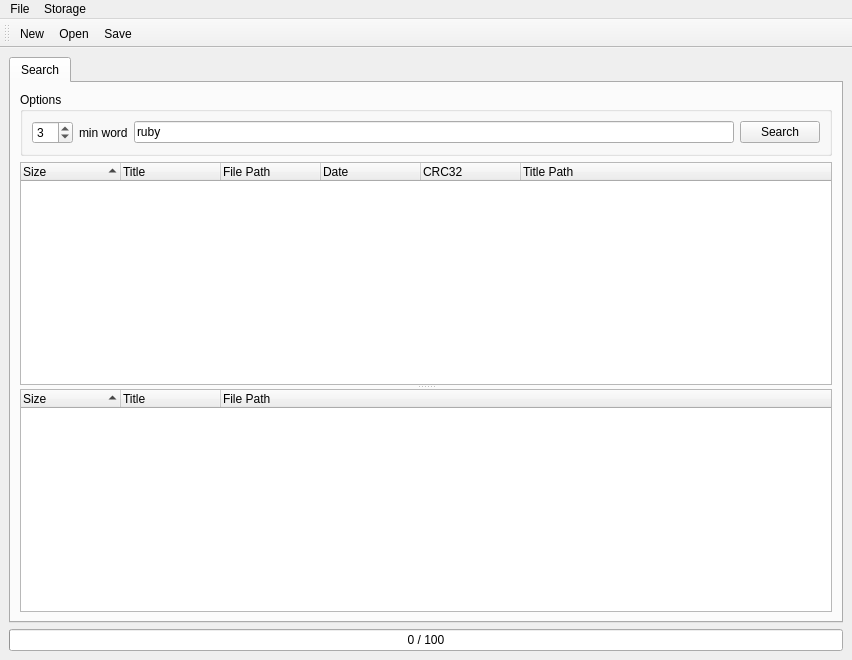
sanami/qt-books, file resources/form.ui: the form before one commit.
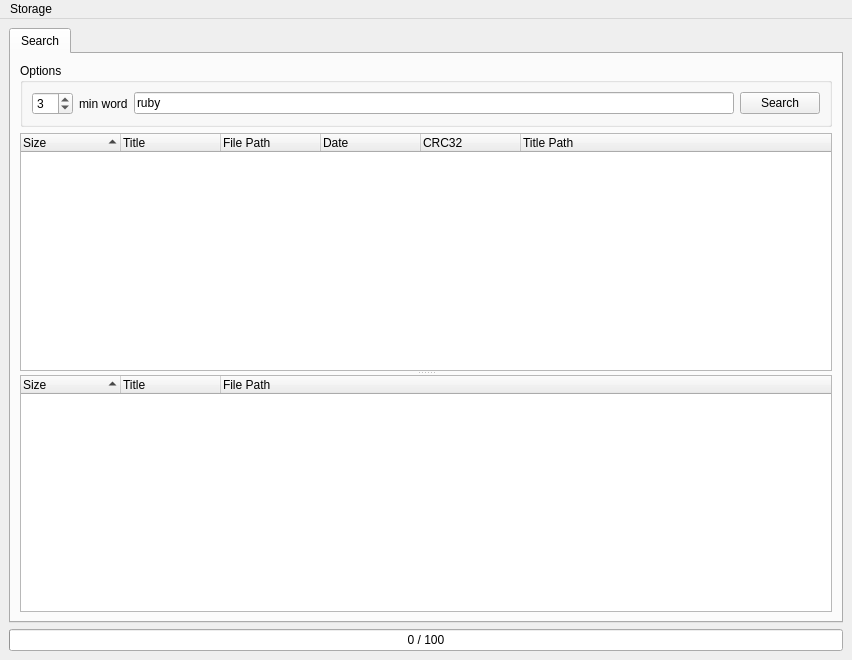
The form after the commit. Icons and pictures are not drawn.

Commit message: Save load storage file

What changed in the file:
```diff
--- a/resources/form.ui
+++ b/resources/form.ui
@@ -185,12 +185,12 @@
      <x>0</x>
      <y>0</y>
      <width>852</width>
-     <height>27</height>
+     <height>30</height>
     </rect>
    </property>
-   <widget class="QMenu" name="menuFile">
+   <widget class="QMenu" name="menuStorage">
     <property name="title">
-     <string>File</string>
+     <string>Storage</string>
     </property>
     <addaction name="action_new"/>
     <addaction name="action_open"/>
@@ -200,31 +200,8 @@
     <addaction name="separator"/>
     <addaction name="action_quit"/>
    </widget>
-   <widget class="QMenu" name="menuStorage">
-    <property name="title">
-     <string>Storage</string>
-    </property>
-    <addaction name="action_add_folder_to_storage"/>
-    <addaction name="action_find_duplicates_in_storage"/>
-    <addaction name="action_update_storage"/>
-   </widget>
-   <addaction name="menuFile"/>
    <addaction name="menuStorage"/>
   </widget>
-  <widget class="QToolBar" name="toolBar">
-   <property name="windowTitle">
-    <string>toolBar</string>
-   </property>
-   <attribute name="toolBarArea">
-    <enum>TopToolBarArea</enum>
-   </attribute>
-   <attribute name="toolBarBreak">
-    <bool>false</bool>
-   </attribute>
-   <addaction name="action_new"/>
-   <addaction name="action_open"/>
-   <addaction name="action_save"/>
-  </widget>
   <action name="action_save">
    <property name="icon">
     <iconset resource="resources.qrc">
```
Left out of the diff: 22 changed lines with no effect on the pictures. The commit also changes 3 other files.
